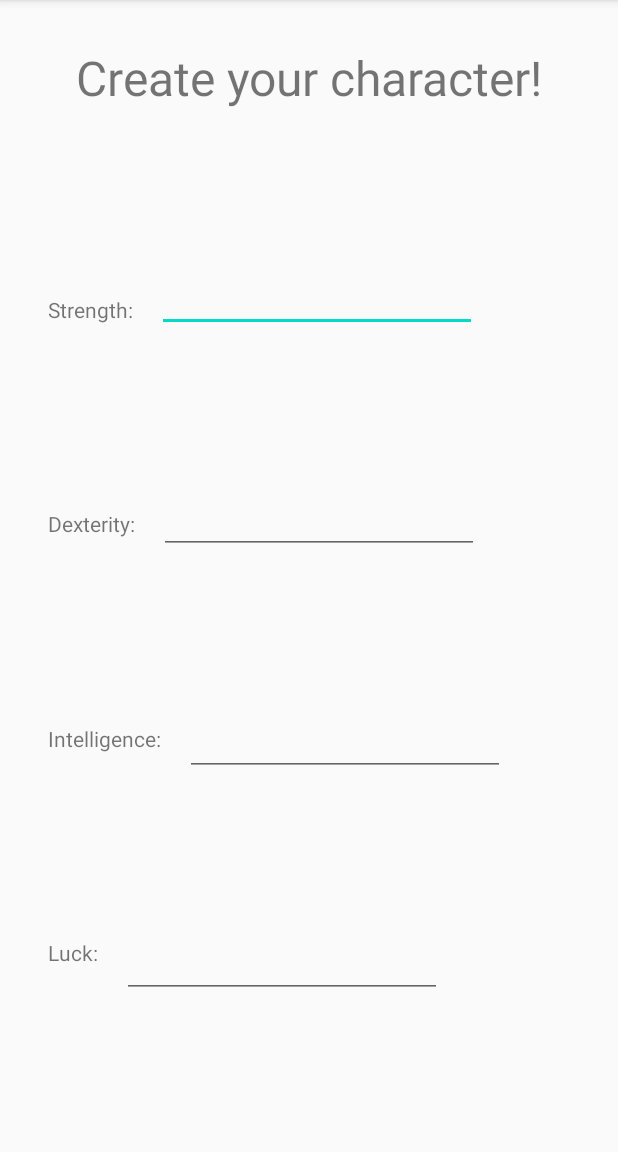
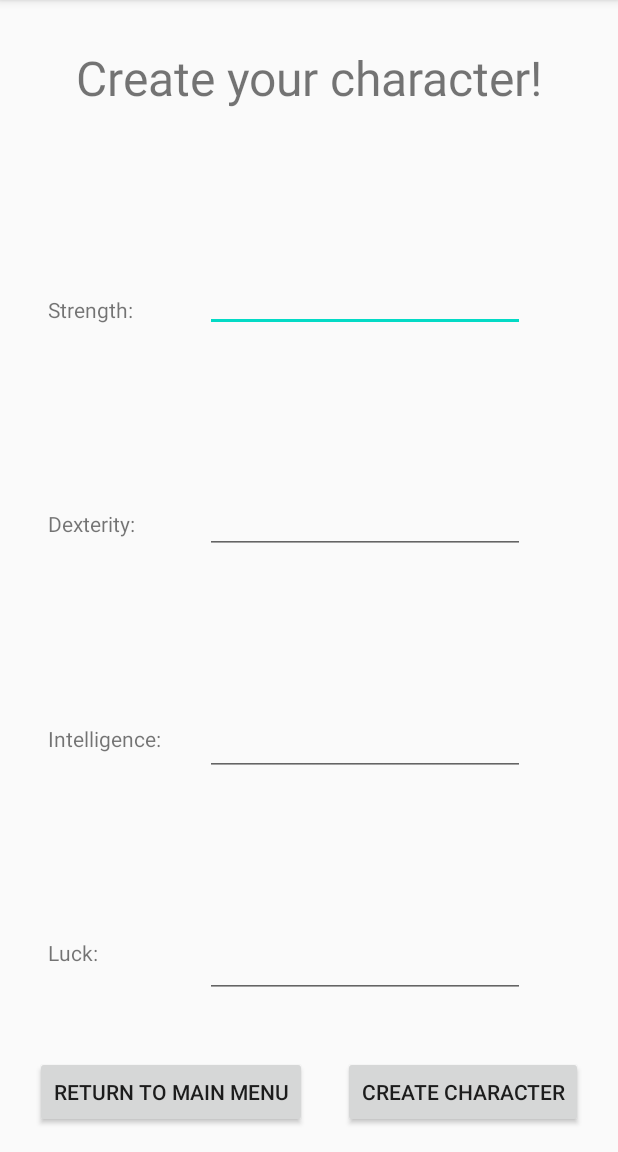
Before and after one commit to Pixalia/CompletelyInaccurateBattleSimulator, an Android app: the CreationActivity screen opened directly, with no data from a screen before it, on a phone screen of 412 x 824 dp, the part 84-1236 px from its top. Run offline under Robolectric (Android 15) with nearby library versions, the phone set to English and light mode, and no system bars; libraries missing offline, so code that uses them is left out: com.backendless, com.backendless.async, com.backendless.exceptions.

Commit message:
Added code to make character creation work, but still need to set the createdCharacter to true somehow...

```diff
--- a/app/src/main/java/com/example/completelyinaccuratebattlesimulator/LoginActivity.kt
+++ b/app/src/main/java/com/example/completelyinaccuratebattlesimulator/LoginActivity.kt
@@ -19,6 +19,7 @@ class LoginActivity : AppCompatActivity() {
         val EXTRA_PASSWORD = "password"
         val REQUEST_LOGIN_INFO = "login"
         val TAG = "LOGINACTIVITY"
+        val USER = "user"
     }
 
     override fun onCreate(savedInstanceState: Bundle?) {
--- a/app/src/main/res/layout/activity_creation.xml
+++ b/app/src/main/res/layout/activity_creation.xml
@@ -58,47 +58,76 @@
         app:layout_constraintTop_toBottomOf="@+id/textView_creation_intelligence" />
 
     <EditText
-        android:id="@+id/editTextNumber"
+        android:id="@+id/editText_creation_strength"
         android:layout_width="wrap_content"
         android:layout_height="wrap_content"
-        android:layout_marginStart="16dp"
+        android:layout_marginStart="30dp"
         android:ems="10"
         android:inputType="number"
-        app:layout_constraintBottom_toTopOf="@+id/editTextNumber2"
-        app:layout_constraintStart_toEndOf="@+id/textView_creation_strength"
+        app:layout_constraintBottom_toTopOf="@+id/editText_creation_dexterity"
+        app:layout_constraintStart_toStartOf="@+id/guideline"
         app:layout_constraintTop_toBottomOf="@+id/textView_creation_title" />
 
     <EditText
-        android:id="@+id/editTextNumber2"
+        android:id="@+id/editText_creation_dexterity"
         android:layout_width="wrap_content"
         android:layout_height="wrap_content"
-        android:layout_marginStart="16dp"
+        android:layout_marginStart="30dp"
         android:ems="10"
         android:inputType="number"
-        app:layout_constraintBottom_toTopOf="@+id/editTextNumber3"
-        app:layout_constraintStart_toEndOf="@+id/textView_creation_dexterity"
-        app:layout_constraintTop_toBottomOf="@+id/editTextNumber" />
+        app:layout_constraintBottom_toTopOf="@+id/editText_creation_intelligence"
+        app:layout_constraintStart_toStartOf="@+id/guideline"
+        app:layout_constraintTop_toBottomOf="@+id/editText_creation_strength" />
 
     <EditText
-        android:id="@+id/editTextNumber3"
+        android:id="@+id/editText_creation_intelligence"
         android:layout_width="wrap_content"
         android:layout_height="wrap_content"
-        android:layout_marginStart="16dp"
+        android:layout_marginStart="30dp"
         android:ems="10"
         android:inputType="number"
-        app:layout_constraintBottom_toTopOf="@+id/editTextNumber4"
-        app:layout_constraintStart_toEndOf="@+id/textView_creation_intelligence"
-        app:layout_constraintTop_toBottomOf="@+id/editTextNumber2" />
+        app:layout_constraintBottom_toTopOf="@+id/editText_creation_luck"
+        app:layout_constraintStart_toStartOf="@+id/guideline"
+        app:layout_constraintTop_toBottomOf="@+id/editText_creation_dexterity" />
 
     <EditText
-        android:id="@+id/editTextNumber4"
+        android:id="@+id/editText_creation_luck"
         android:layout_width="wrap_content"
         android:layout_height="wrap_content"
-        android:layout_marginStart="16dp"
+        android:layout_marginStart="30dp"
         android:ems="10"
         android:inputType="number"
         app:layout_constraintBottom_toBottomOf="parent"
-        app:layout_constraintStart_toEndOf="@+id/textView_creation_luck"
-        app:layout_constraintTop_toBottomOf="@+id/editTextNumber3" />
+        app:layout_constraintStart_toStartOf="@+id/guideline"
+        app:layout_constraintTop_toBottomOf="@+id/editText_creation_intelligence" />
+
+    <androidx.constraintlayout.widget.Guideline
+        android:id="@+id/guideline"
+        android:layout_width="wrap_content"
+        android:layout_height="wrap_content"
+        android:orientation="vertical"
+        app:layout_constraintGuide_begin="107dp" />
+
+    <Button
+        android:id="@+id/button_creation_finish"
+        android:layout_width="wrap_content"
+        android:layout_height="wrap_content"
+        android:layout_marginBottom="16dp"
+        android:text="@string/createCharacter"
+        app:layout_constraintBottom_toBottomOf="parent"
+        app:layout_constraintEnd_toEndOf="parent"
+        app:layout_constraintHorizontal_bias="0.5"
+        app:layout_constraintStart_toEndOf="@+id/button_creation_backToMain" />
+
+    <Button
+        android:id="@+id/button_creation_backToMain"
+        android:layout_width="wrap_content"
+        android:layout_height="wrap_content"
+        android:layout_marginBottom="16dp"
+        android:text="@string/backToMain"
+        app:layout_constraintBottom_toBottomOf="parent"
+        app:layout_constraintEnd_toStartOf="@+id/button_creation_finish"
+        app:layout_constraintHorizontal_bias="0.5"
+        app:layout_constraintStart_toStartOf="parent" />
 
 </androidx.constraintlayout.widget.ConstraintLayout>
--- a/app/src/main/res/values/strings.xml
+++ b/app/src/main/res/values/strings.xml
@@ -12,4 +12,6 @@
     <string name="dexterity">Dexterity:</string>
     <string name="intelligence">Intelligence:</string>
     <string name="luck">Luck:</string>
+    <string name="createCharacter">Create Character</string>
+    <string name="backToMain">Return to Main Menu</string>
 </resources>
```
Also changed, not shown: app/src/main/java/com/example/completelyinaccuratebattlesimulator/Character.kt (added, +13 -0 lines), app/src/main/java/com/example/completelyinaccuratebattlesimulator/CreationActivity.kt (+83 -0 lines).
